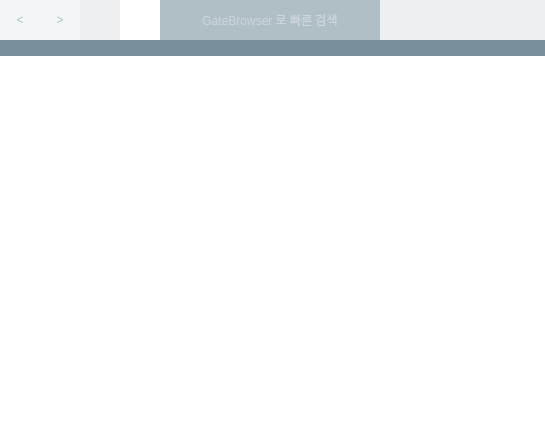
QtKoryTeam/GateBrowser, file browser_ui.ui: the form before one commit.
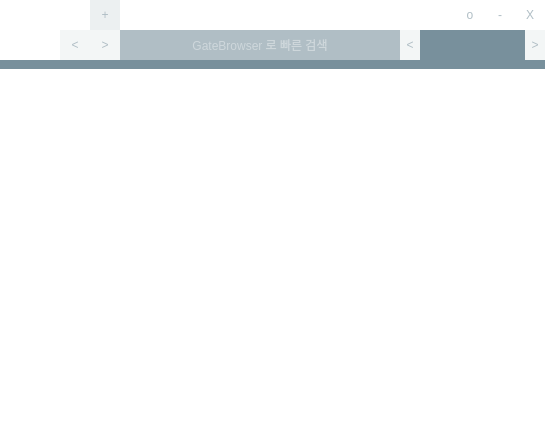
The form after the commit. Icons and pictures are not drawn.

```diff
--- a/browser_ui.ui
+++ b/browser_ui.ui
@@ -7,7 +7,7 @@
     <x>0</x>
     <y>0</y>
     <width>545</width>
-    <height>437</height>
+    <height>430</height>
    </rect>
   </property>
   <property name="windowTitle">
@@ -29,14 +29,19 @@
 	background-color: rgb(207, 216, 220, 100);
 }
 
-QPushButton#m_GoBack, QPushButton#m_GoForward
+QPushButton
+{
+	font: 13pt &quot;Nanum Gothic&quot;;
+}
+
+QPushButton
 {
 	color: rgb(176, 190, 197);
 	background-color: rgb(255, 255, 255, 100);
 	border:0px solid;
 }
 
-QPushButton#m_GoBack::Pressed, QPushButton#m_GoForward::Pressed
+QPushButton::Pressed
 {
 	color: rgb(255, 255, 255);
 	background-color: rgb(176, 190, 197, 100);
@@ -73,16 +78,53 @@
 
  QProgressBar::chunk#m_LoadBar {
      background-color: rgb(96, 125, 139);
- }</string>
+ }
+
+QPushButton#m_TabButton
+{
+	color: rgb(236, 239, 241);
+	background-color: rgb(120, 144, 156);
+	border:0px solid;
+	font: 13pt &quot;Nanum Gothic&quot;;
+}
+
+QPushButton#m_TabButton::Pressed
+{
+	color: rgb(236, 239, 241);
+	background-color: rgb(176, 190, 197);
+	border:0px solid;
+	font: 13pt &quot;Nanum Gothic&quot;;
+}
+
+QLabel#m_BrowserTitle
+{
+	color: rgb(255,255,255);
+	background-color: rgb(207, 216, 220, 100);
+	font: 13pt &quot;Nanum Gothic&quot;;
+}
+
+QPushButton#m_AddApps
+{
+	color: rgb(176, 190, 197);
+	background-color: rgb(207, 216, 220, 100);
+	border:0px solid;
+}
+
+QPushButton#m_AddApps::Pressed
+{
+	color: rgb(255,255,255);
+	background-color: rgb(176, 190, 197, 100);
+	border:0px solid;
+}</string>
   </property>
   <widget class="QWidget" name="centralWidget">
    <widget class="QWidget" name="m_BrowserBar" native="true">
     <property name="geometry">
      <rect>
-      <x>0</x>
-      <y>0</y>
-      <width>551</width>
-      <height>40</height>
+      <x>60</x>
+      <y>30</y>
+      <width>485</width>
+      <height>30</height>
      </rect>
     </property>
     <widget class="QPushButton" name="m_GoBack">
@@ -90,8 +132,8 @@
       <rect>
        <x>0</x>
        <y>0</y>
-       <width>40</width>
-       <height>40</height>
+       <width>30</width>
+       <height>30</height>
       </rect>
      </property>
      <property name="text">
@@ -101,54 +143,23 @@
     <widget class="QPushButton" name="m_GoForward">
      <property name="geometry">
       <rect>
-       <x>40</x>
+       <x>30</x>
        <y>0</y>
-       <width>40</width>
-       <height>40</height>
+       <width>30</width>
+       <height>30</height>
       </rect>
      </property>
      <property name="text">
       <string>&gt;</string>
      </property>
     </widget>
-    <widget class="QPushButton" name="m_DefaultKory">
-     <property name="geometry">
-      <rect>
-       <x>120</x>
-       <y>0</y>
-       <width>40</width>
-       <height>40</height>
-      </rect>
-     </property>
-     <property name="styleSheet">
-      <string notr="true">	image: url(:/Images/Resources/Kory.png);
-	background-color: rgb(255, 255, 255);
-	border:0px solid;</string>
-     </property>
-     <property name="text">
-      <string/>
-     </property>
-    </widget>
-    <widget class="QPushButton" name="m_GateBrowserIcon">
-     <property name="geometry">
-      <rect>
-       <x>80</x>
-       <y>0</y>
-       <width>40</width>
-       <height>40</height>
-      </rect>
-     </property>
-     <property name="text">
-      <string/>
-     </property>
-    </widget>
     <widget class="QLineEdit" name="m_UrlBar">
      <property name="geometry">
       <rect>
-       <x>160</x>
+       <x>60</x>
        <y>0</y>
-       <width>220</width>
-       <height>40</height>
+       <width>280</width>
+       <height>30</height>
       </rect>
      </property>
      <property name="alignment">
@@ -161,16 +172,55 @@
     <widget class="QProgressBar" name="m_LoadBar">
      <property name="geometry">
       <rect>
-       <x>160</x>
+       <x>60</x>
        <y>0</y>
-       <width>220</width>
-       <height>40</height>
+       <width>280</width>
+       <height>30</height>
       </rect>
      </property>
      <property name="value">
       <number>0</number>
      </property>
     </widget>
+    <widget class="QPushButton" name="m_TabBack">
+     <property name="geometry">
+      <rect>
+       <x>340</x>
+       <y>0</y>
+       <width>20</width>
+       <height>30</height>
+      </rect>
+     </property>
+     <property name="text">
+      <string>&lt;</string>
+     </property>
+    </widget>
+    <widget class="QPushButton" name="m_TabForward">
+     <property name="geometry">
+      <rect>
+       <x>465</x>
+       <y>0</y>
+       <width>20</width>
+       <height>30</height>
+      </rect>
+     </property>
+     <property name="text">
+      <string>&gt;</string>
+     </property>
+    </widget>
+    <widget class="QPushButton" name="m_TabButton">
+     <property name="geometry">
+      <rect>
+       <x>360</x>
+       <y>0</y>
+       <width>105</width>
+       <height>30</height>
+      </rect>
+     </property>
+     <property name="text">
+      <string/>
+     </property>
+    </widget>
     <zorder>m_GoBack</zorder>
     <zorder>m_GoForward</zorder>
     <zorder>m_DefaultKory</zorder>
@@ -182,13 +232,135 @@
     <property name="geometry">
      <rect>
       <x>0</x>
-      <y>40</y>
+      <y>60</y>
       <width>551</width>
-      <height>16</height>
+      <height>10</height>
      </rect>
     </property>
     <property name="styleSheet">
      <string notr="true"/>
+    </property>
+    <zorder>m_UrlBar</zorder>
+   </widget>
+   <widget class="QStackedWidget" name="m_Tab">
+    <property name="geometry">
+     <rect>
+      <x>0</x>
+      <y>69</y>
+      <width>545</width>
+      <height>361</height>
+     </rect>
+    </property>
+    <property name="currentIndex">
+     <number>1</number>
+    </property>
+    <widget class="QWidget" name="m_DefaultPage"/>
+    <widget class="QWidget" name="m_SelectTabs"/>
+   </widget>
+   <widget class="QWidget" name="m_Bar" native="true">
+    <property name="geometry">
+     <rect>
+      <x>0</x>
+      <y>0</y>
+      <width>545</width>
+      <height>30</height>
+     </rect>
+    </property>
+    <widget class="QPushButton" name="m_CloseButton">
+     <property name="geometry">
+      <rect>
+       <x>515</x>
+       <y>0</y>
+       <width>30</width>
+       <height>30</height>
+      </rect>
+     </property>
+     <property name="styleSheet">
+      <string notr="true">QPushButton#m_CloseButton::Pressed
+{
+	background-color: rgb(244, 67, 54);
+	color: rgb(255, 255, 255);
+}</string>
+     </property>
+     <property name="text">
+      <string>X</string>
+     </property>
+    </widget>
+    <widget class="QPushButton" name="m_MinButton">
+     <property name="geometry">
+      <rect>
+       <x>485</x>
+       <y>0</y>
+       <width>30</width>
+       <height>30</height>
+      </rect>
+     </property>
+     <property name="text">
+      <string>-</string>
+     </property>
+    </widget>
+    <widget class="QPushButton" name="m_FullButton">
+     <property name="geometry">
+      <rect>
+       <x>455</x>
+       <y>0</y>
+       <width>30</width>
+       <height>30</height>
+      </rect>
+     </property>
+     <property name="text">
+      <string>o</string>
+     </property>
+    </widget>
+    <widget class="QPushButton" name="m_DefaultKory">
+     <property name="geometry">
+      <rect>
+       <x>60</x>
+       <y>0</y>
+       <width>30</width>
+       <height>30</height>
+      </rect>
+     </property>
+     <property name="styleSheet">
+      <string notr="true">	image: url(:/Images/Resources/Kory.png);
+	background-color: rgb(255, 255, 255);
+	border:0px solid;</string>
+     </property>
+     <property name="text">
+      <string/>
+     </property>
+    </widget>
+    <widget class="QPushButton" name="m_AddApps">
+     <property name="geometry">
+      <rect>
+       <x>90</x>
+       <y>0</y>
+       <width>30</width>
+       <height>30</height>
+      </rect>
+     </property>
+     <property name="text">
+      <string>+</string>
+     </property>
+    </widget>
+    <zorder>m_CloseButton</zorder>
+    <zorder>m_MinButton</zorder>
+    <zorder>m_FullButton</zorder>
+    <zorder>m_DefaultKory</zorder>
+    <zorder>m_TabBack_2</zorder>
+    <zorder>m_AddApps</zorder>
+   </widget>
+   <widget class="QPushButton" name="m_GateBrowserIcon">
+    <property name="geometry">
+     <rect>
+      <x>0</x>
+      <y>0</y>
+      <width>61</width>
+      <height>61</height>
+     </rect>
+    </property>
+    <property name="text">
+     <string/>
     </property>
    </widget>
   </widget>
```
Left out of the diff: 9 changed lines with no effect on the pictures.
